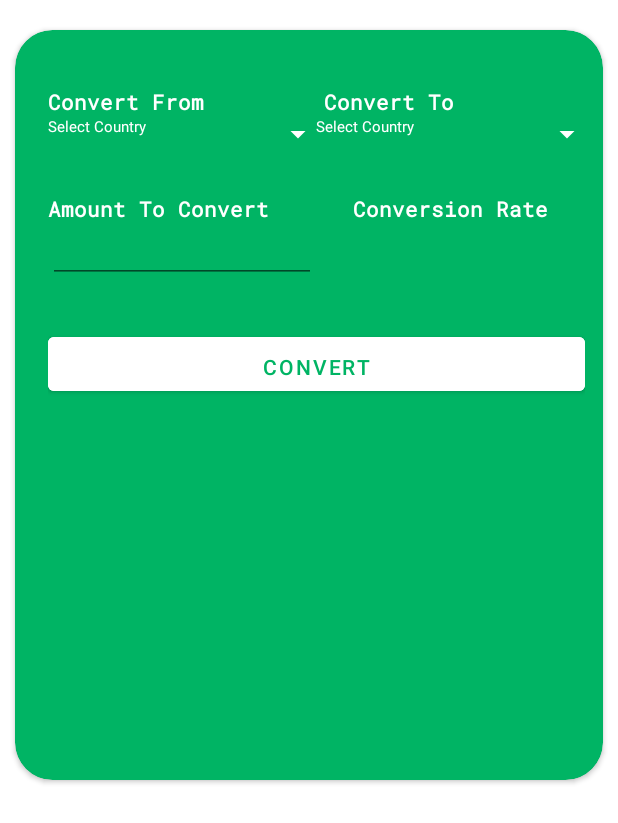
After one commit to davidpokol/Mon.Ey, an Android app: the ExchangeActivity screen opened directly, with no data from a screen before it, on a phone screen of 412 x 824 dp. The commit adds this screen. Shown: the top 823 px of the screen. Run offline under Robolectric (Android 15) with nearby library versions, the phone set to English and light mode, and no system bars.

Commit message:
M-007 implementing money exchanger UI

```diff
--- a/app/build.gradle
+++ b/app/build.gradle
@@ -50,4 +50,8 @@ dependencies {
     androidTestImplementation 'androidx.test.ext:junit:1.1.3'
     androidTestImplementation 'androidx.test.espresso:espresso-core:3.4.0'
     implementation 'androidx.core:core-splashscreen:1.0.0-beta02'
+
+
+    implementation 'com.android.volley:volley-cronet:1.2.1'
+
 }
--- /dev/null
+++ b/app/src/main/java/com/example/money/activities/ExchangeActivity.kt
@@ -0,0 +1,15 @@
+package com.example.money.activities
+import android.os.Bundle
+import androidx.appcompat.app.AppCompatActivity
+import com.example.money.R
+
+
+class ExchangeActivity : AppCompatActivity() {
+
+    override fun onCreate(savedInstanceState: Bundle?) {
+        super.onCreate(savedInstanceState)
+        setContentView(R.layout.activity_exchange)
+        supportActionBar?.hide()
+
+    }
+}
--- /dev/null
+++ b/app/src/main/res/drawable/white_down_arrow.xml
@@ -0,0 +1,5 @@
+<vector android:height="24dp" android:tint="#FFFFFF"
+    android:viewportHeight="24" android:viewportWidth="24"
+    android:width="24dp" xmlns:android="http://schemas.android.com/apk/res/android">
+    <path android:fillColor="@android:color/white" android:pathData="M7,10l5,5 5,-5z"/>
+</vector>
--- /dev/null
+++ b/app/src/main/res/layout/activity_exchange.xml
@@ -0,0 +1,201 @@
+<?xml version="1.0" encoding="utf-8"?>
+<RelativeLayout xmlns:android="http://schemas.android.com/apk/res/android"
+    xmlns:app="http://schemas.android.com/apk/res-auto"
+    xmlns:tools="http://schemas.android.com/tools"
+    android:layout_width="match_parent"
+    android:layout_height="match_parent"
+    android:focusable="true"
+    android:focusableInTouchMode="true"
+    android:orientation="vertical"
+
+    tools:context=".activities.ExchangeActivity">
+
+    <androidx.cardview.widget.CardView
+        android:id="@+id/card_view"
+        android:layout_width="match_parent"
+        android:layout_height="500dp"
+        android:layout_marginStart="10dp"
+        android:layout_marginTop="20dp"
+        android:layout_marginEnd="10dp"
+        android:clickable="true"
+        android:focusable="true"
+        app:cardBackgroundColor="@color/money_dark_green"
+        app:cardCornerRadius="25dp">
+
+        <LinearLayout
+            android:id="@+id/maserLinerLayout"
+            android:layout_width="match_parent"
+            android:layout_height="wrap_content"
+            android:layout_marginTop="8dp"
+            android:orientation="vertical"
+            android:padding="12dp"
+            android:paddingBottom="10dp">
+
+            <LinearLayout
+                android:id="@+id/dropdown_menu_layout"
+                android:layout_width="match_parent"
+                android:layout_height="wrap_content"
+                android:layout_marginTop="8dp"
+                android:orientation="vertical"
+
+                android:paddingTop="10dp"
+                android:paddingBottom="10dp">
+
+                <LinearLayout
+                    android:id="@+id/layoutOne"
+                    android:layout_width="match_parent"
+                    android:layout_height="match_parent"
+                    android:gravity="top|bottom|center_vertical|fill_vertical|center|fill"
+                    android:orientation="horizontal">
+
+                    <TextView
+                        android:id="@+id/convertFromFile"
+                        android:layout_width="0dp"
+                        android:layout_height="wrap_content"
+                        android:layout_marginStart="10dp"
+                        android:layout_weight="1.0"
+                        android:fontFamily="@font/roboto_mono"
+                        android:text="Convert From"
+                        android:textColor="@color/white"
+                        android:textStyle="bold" />
+
+                    <TextView
+                        android:id="@+id/convertToTitle"
+                        android:layout_width="0dp"
+                        android:layout_height="wrap_content"
+                        android:layout_marginStart="10dp"
+                        android:layout_weight="1.0"
+                        android:fontFamily="@font/roboto_mono"
+                        android:text="Convert To"
+                        android:textColor="@color/white"
+                        android:textStyle="bold" />
+
+                </LinearLayout>
+
+                <LinearLayout
+                    android:id="@+id/layoutTwo"
+                    android:layout_width="match_parent"
+                    android:layout_height="wrap_content">
+
+                    <TextView
+                        android:id="@+id/convert_from_dropdown_menu"
+                        android:layout_width="0dp"
+                        android:layout_height="wrap_content"
+                        android:layout_marginStart="10dp"
+                        android:layout_weight="1.0"
+                        android:hint="Select Country"
+                        android:text=""
+                        android:textColor="@color/white"
+                        android:textColorHint="@color/white"
+
+                        android:textSize="10dp"
+                        app:drawableEndCompat="@drawable/white_down_arrow" />
+
+                    <TextView
+                        android:id="@+id/convert_to_dropdown_menu"
+                        android:layout_width="0dp"
+                        android:layout_height="wrap_content"
+                        android:layout_weight="1.0"
+                        android:hint="Select Country"
+                        android:text=""
+                        android:textColor="@color/white"
+                        android:textColorHint="@color/white"
+                        android:textSize="10dp"
+                        app:drawableEndCompat="@drawable/white_down_arrow" />
+
+
+                </LinearLayout>
+            </LinearLayout>
+
+            <LinearLayout
+                android:id="@+id/linearLayout3"
+                android:layout_width="match_parent"
+                android:layout_height="match_parent"
+                android:layout_marginTop="8dp"
+                android:orientation="vertical"
+                android:paddingTop="10dp"
+                android:paddingBottom="10dp">
+
+                <LinearLayout
+                    android:id="@+id/linearLayout01"
+                    android:layout_width="match_parent"
+                    android:layout_height="match_parent"
+                    android:layout_gravity="top|bottom|center_vertical|fill_vertical|center|fill"
+                    android:orientation="horizontal">
+
+                    <TextView
+                        android:id="@+id/amountToConvertValueText"
+                        android:layout_width="0dp"
+                        android:layout_height="wrap_content"
+                        android:layout_marginStart="10dp"
+                        android:layout_weight="1.0"
+                        android:text="Amount To Convert"
+                        android:textStyle="bold"
+                        android:fontFamily="@font/roboto_mono"
+                        android:textColor="@color/white" />
+
+                    <TextView
+                        android:id="@+id/conversionRateResultText"
+                        android:layout_width="0dp"
+                        android:layout_height="wrap_content"
+                        android:layout_weight="1.0"
+                        android:gravity="center"
+                        android:textStyle="bold"
+                        android:fontFamily="@font/roboto_mono"
+                        android:text="Conversion Rate"
+                        android:textColor="@color/white"/>
+                </LinearLayout>
+
+                <LinearLayout
+                    android:id="@+id/linearLayout4"
+                    android:layout_width="match_parent"
+                    android:layout_height="wrap_content"
+                    android:orientation="horizontal">
+
+                    <EditText
+                        android:id="@+id/amountToConvertValueEditText"
+                        android:layout_width="0dp"
+                        android:layout_height="wrap_content"
+                        android:layout_marginStart="10dp"
+                        android:layout_weight="1.0"
+                        android:inputType="number"
+                        android:maxLines="1"
+                        android:singleLine="true"
+                        android:textColor="@color/white"
+                        android:textSize="14sp"/>
+                <TextView
+                    android:id="@+id/conversionRateText"
+                    android:layout_width="0dp"
+                    android:layout_height="wrap_content"
+                    android:layout_weight="1.0"
+                    android:gravity="center"
+                    android:textColor="@color/white"
+                    android:textSize="18sp"/>
+
+            </LinearLayout>
+
+
+        </LinearLayout>
+        <RelativeLayout
+    android:layout_width="match_parent"
+    android:layout_height="match_parent"
+    android:layout_marginLeft="10dp"
+    android:paddingTop="20sp">
+
+    <Button
+        android:id="@+id/conversionButton"
+        android:layout_width="match_parent"
+        android:layout_height="wrap_content"
+        android:gravity="center"
+        android:paddingTop="7dp"
+        android:layout_marginBottom="7dp"
+        android:text="Convert"
+        android:backgroundTint="@color/white"
+        android:textColor="@color/money_dark_green"/>
+
+        </RelativeLayout>
+    </LinearLayout>
+
+
+    </androidx.cardview.widget.CardView>
+    </RelativeLayout>
```
Also changed, not shown: app/src/main/AndroidManifest.xml (+12 -2 lines), app/src/main/java/com/example/money/activities/MainActivity.kt (+21 -19 lines), app/src/main/java/com/example/money/activities/SettingsActivity.kt (added, +52 -0 lines), app/src/main/java/com/example/money/model/Money.java (+4 -3 lines), app/src/main/res/layout/activity_main.xml (+9 -22 lines), app/src/main/res/layout/activity_settings.xml (added, +84 -0 lines), app/src/main/res/layout/from_spinner.xml (added, +33 -0 lines), app/src/main/res/layout/to_spinner.xml (added, +32 -0 lines), app/src/main/res/values/strings.xml (+11 -1 lines).
